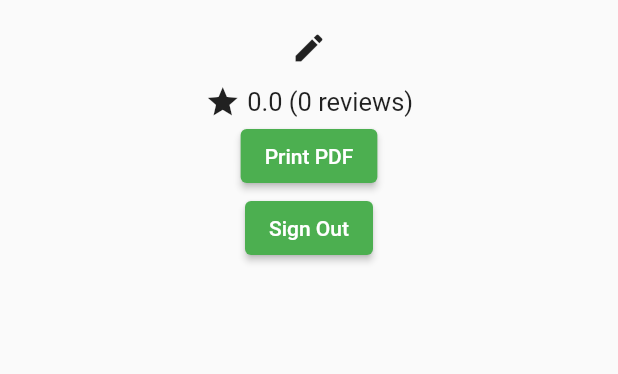
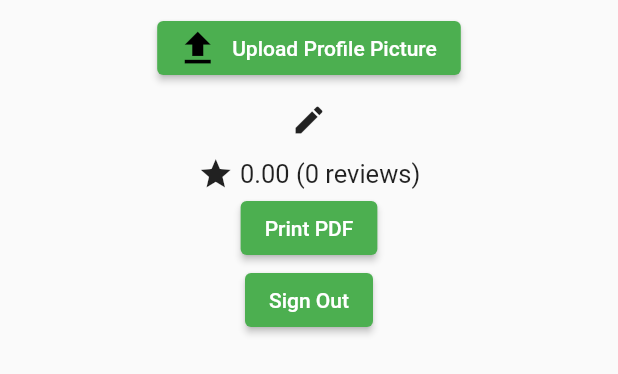
Before and after one commit to jordanmosakowski/voluntarius, a Flutter app: the ProfilePage widget shown alone on an empty page, opened directly, on a phone screen of 412 x 824 dp. Shown: the top 374 px of the screen. Run offline on Flutter 3.47's test engine with Material 2 defaults, Android fonts, the phone set to English and light mode, and no system bars; our stand-ins replace cloud_firestore, firebase_auth, firebase_core, firebase_dynamic_links, firebase_messaging, firebase_storage and 9 more; missing offline and left inert: geoflutterfire; accounts and stored records are empty.

Commit message:
Profile Picture uploads

```diff
--- a/lib/pages/chat.dart
+++ b/lib/pages/chat.dart
@@ -95,6 +95,7 @@ class _ChatPageState extends State<ChatPage> {
             initialData: UserData(
                 id: "",
                 name: "",
+                hasProfilePic: false,
                 notificationTokens: [],
                 averageStars: 0,
                 numReviews: 0),
--- a/lib/pages/home.dart
+++ b/lib/pages/home.dart
@@ -82,6 +82,7 @@ class _HomePageState extends State<HomePage> {
                             name: "",
                             notificationTokens: [],
                             averageStars: 0,
+                            hasProfilePic: false,
                             numReviews: 0),
                         value: userData),
                     StreamProvider<List<Job>>.value(
--- a/lib/pages/profile.dart
+++ b/lib/pages/profile.dart
@@ -1,12 +1,16 @@
+import 'dart:typed_data';
+
 import 'package:cloud_firestore/cloud_firestore.dart';
 import 'package:firebase_auth/firebase_auth.dart';
 import 'package:flutter/foundation.dart';
 import 'package:flutter/material.dart';
+import 'package:image_picker/image_picker.dart';
 import 'package:pdf/pdf.dart';
 import 'package:printing/printing.dart';
 import 'package:provider/provider.dart';
 import 'package:voluntarius/classes/pdfgen.dart';
 import 'package:voluntarius/classes/user.dart';
+import 'package:firebase_storage/firebase_storage.dart';
 
 import '../widgets/text_field.dart';
 
@@ -18,13 +22,73 @@ class ProfilePage extends StatefulWidget {
 }
 
 class _ProfilePageState extends State<ProfilePage> {
+
+  Future<void> uploadImage() async{
+    User? user = FirebaseAuth.instance.currentUser;
+    final ImagePicker _picker = ImagePicker();
+    final XFile? img = await _picker.pickImage(source: ImageSource.gallery);
+    if(img==null){
+      return;
+    }
+    Uint8List raw = await img.readAsBytes();
+    Reference ref = FirebaseStorage.instance.ref('pictures/${user?.uid}');
+    try {
+      await ref.putData(raw);
+      String url = await ref.getDownloadURL();
+      await FirebaseFirestore.instance.collection("users").doc(user!.uid).update({
+        "hasProfilePic": true,
+      });
+      setState(() {
+        image = url;
+      });
+    } on FirebaseException catch (e) {
+      print(e);
+    }
+  }
+
+  String? image = null;
+  @override
+  void initState() {
+    super.initState();
+  }
+
   @override
   Widget build(BuildContext context) {
     UserData userData = Provider.of<UserData>(context);
+    if(image==null && userData.hasProfilePic){
+      FirebaseStorage.instance
+        .ref('pictures/${userData.id}')
+        .getDownloadURL().then((a) => setState(() => image = a));
+    }
     return Padding(
       padding: const EdgeInsets.all(8.0),
       child: ListView(
         children: [
+          Column(
+            crossAxisAlignment: CrossAxisAlignment.center,
+            mainAxisAlignment: MainAxisAlignment.center,
+            children: [
+              if(userData.hasProfilePic && image!=null)
+                Container(
+                  width: 100.0,
+                  height: 100.0,
+                  decoration: new BoxDecoration(
+                      shape: BoxShape.circle,
+                      image: userData.hasProfilePic ? DecorationImage(
+                          fit: BoxFit.fill,
+                          image: userData.hasProfilePic ? NetworkImage(
+                              image!
+                            ) : (AssetImage("assets/defaultProfile.png") as ImageProvider)
+                      ) : null,
+                  ),
+                ),
+              ElevatedButton.icon(
+                onPressed: uploadImage,
+                icon: Icon(Icons.upload, color: userData.hasProfilePic ? Colors.white: Colors.black, size: 30),
+                label: Text("Upload Profile Picture")
+              ),
+            ],
+          ),
           Row(
             mainAxisAlignment: MainAxisAlignment.center,
             children: [
@@ -46,7 +110,7 @@ class _ProfilePageState extends State<ProfilePage> {
             mainAxisAlignment: MainAxisAlignment.center,
             children: [
               Icon(Icons.star),
-              Text(" ${userData.averageStars} (${userData.numReviews} reviews)",
+              Text(" ${userData.averageStars.toStringAsFixed(2)} (${userData.numReviews} reviews)",
                   style: TextStyle(fontSize: 17)),
             ],
           ),
--- a/lib/pages/sign_in.dart
+++ b/lib/pages/sign_in.dart
@@ -35,6 +35,7 @@ class _SignInPageState extends State<SignInPage> {
           .collection("users")
           .doc(user!.uid)
           .set(UserData(
+            hasProfilePic: false,
             id: user.uid,
             averageStars: 0,
             notificationTokens: [if (token != null) token],
--- a/lib/widgets/requests_tile.dart
+++ b/lib/widgets/requests_tile.dart
@@ -82,7 +82,7 @@ class _ReqTileState extends State<ReqTile> {
                   child: Row(children: [
                     Text(claim.userData?.name ?? claim.userId),
                     Icon(Icons.star),
-                    Text(" ${claim.userData?.averageStars ?? 0} (${claim.userData?.numReviews ?? 0} reviews)"),
+                    Text(" ${(claim.userData?.averageStars ?? 0).toStringAsFixed(2)} (${claim.userData?.numReviews ?? 0} reviews)"),
                     Container(width: 10),
                     if (!claim.approved)
                       InkWell(
--- a/pubspec.yaml
+++ b/pubspec.yaml
@@ -54,6 +54,8 @@ dependencies:
   share_plus: ^3.0.4
   share_plus_web: ^2.0.4
   url_launcher_web: ^2.0.8
+  firebase_storage: ^10.2.7
+  image_picker: ^0.8.4+8
 
 dev_dependencies:
   flutter_launcher_icons: "^0.9.2"
```
Also changed, not shown: cors.json (added, +7 -0 lines), lib/classes/user.dart (+7 -3 lines), assets/defaultProfile.png (added), pubspec.lock, 2 other files.
